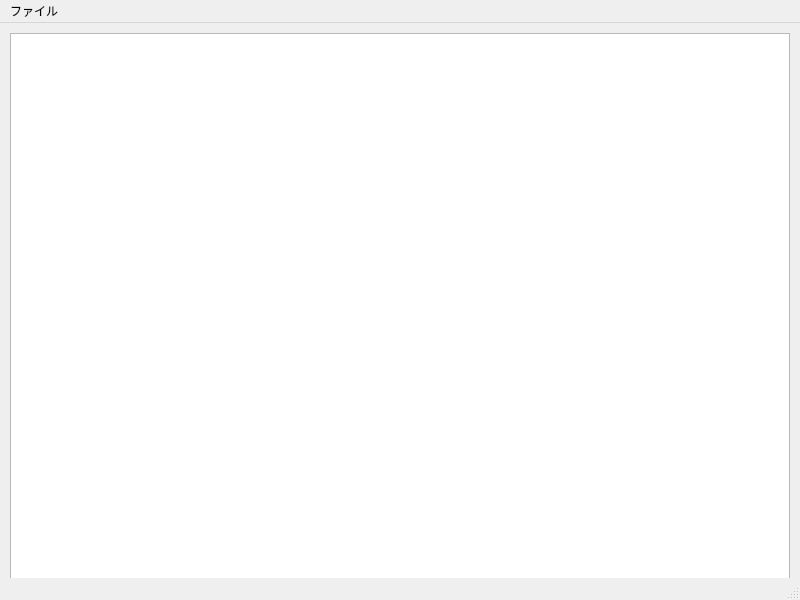
First picture: the form in mainwindow.ui, repository ROMEKANA/TimeTable, before the edit.
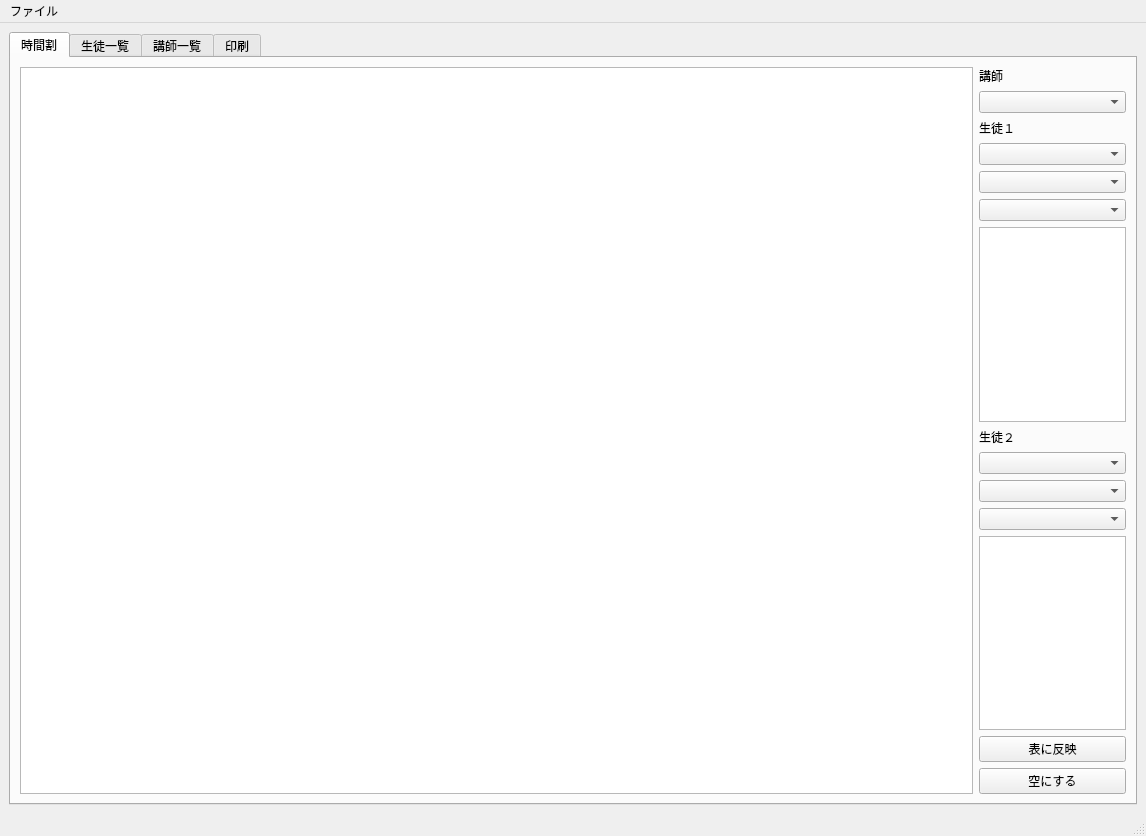
Second picture: the form after the edit.

Commit message: Add tabs for schedule, students, teachers, and export functionality

Diff of the .ui file:
```diff
--- a/mainwindow.ui
+++ b/mainwindow.ui
@@ -6,31 +6,185 @@
    <rect>
     <x>0</x>
     <y>0</y>
-    <width>800</width>
-    <height>600</height>
+    <width>1146</width>
+    <height>836</height>
    </rect>
   </property>
   <property name="windowTitle">
    <string>塾時間割表</string>
   </property>
   <widget class="QWidget" name="centralwidget">
-   <widget class="QTableWidget" name="tableView">
-    <property name="geometry">
-     <rect>
-      <x>10</x>
-      <y>10</y>
-      <width>780</width>
-      <height>560</height>
-     </rect>
-    </property>
-   </widget>
+   <layout class="QHBoxLayout" name="horizontalLayout_2">
+    <item>
+     <widget class="QTabWidget" name="mainTabWidget">
+      <property name="sizePolicy">
+       <sizepolicy hsizetype="Expanding" vsizetype="Expanding">
+        <horstretch>0</horstretch>
+        <verstretch>0</verstretch>
+       </sizepolicy>
+      </property>
+      <property name="currentIndex">
+       <number>0</number>
+      </property>
+      <widget class="QWidget" name="scheduleTab">
+       <attribute name="title">
+        <string>時間割</string>
+       </attribute>
+       <layout class="QHBoxLayout" name="horizontalLayout">
+        <item>
+         <layout class="QHBoxLayout" name="horizontalLayout_3" stretch="13,2">
+          <item>
+           <widget class="QTableWidget" name="scheduleTable"/>
+          </item>
+          <item>
+           <layout class="QVBoxLayout" name="verticalLayout">
+            <property name="spacing">
+             <number>6</number>
+            </property>
+            <property name="sizeConstraint">
+             <enum>QLayout::SizeConstraint::SetDefaultConstraint</enum>
+            </property>
+            <item>
+             <widget class="QLabel" name="teacherLabel">
+              <property name="sizePolicy">
+               <sizepolicy hsizetype="Preferred" vsizetype="Fixed">
+                <horstretch>0</horstretch>
+                <verstretch>0</verstretch>
+               </sizepolicy>
+              </property>
+              <property name="text">
+               <string>講師</string>
+              </property>
+              <property name="wordWrap">
+               <bool>false</bool>
+              </property>
+             </widget>
+            </item>
+            <item>
+             <widget class="QComboBox" name="teacherComboBox">
+              <property name="sizePolicy">
+               <sizepolicy hsizetype="Preferred" vsizetype="Fixed">
+                <horstretch>0</horstretch>
+                <verstretch>0</verstretch>
+               </sizepolicy>
+              </property>
+             </widget>
+            </item>
+            <item>
+             <widget class="QLabel" name="student1Label">
+              <property name="sizePolicy">
+               <sizepolicy hsizetype="Preferred" vsizetype="Fixed">
+                <horstretch>0</horstretch>
+                <verstretch>0</verstretch>
+               </sizepolicy>
+              </property>
+              <property name="minimumSize">
+               <size>
+                <width>0</width>
+                <height>0</height>
+               </size>
+              </property>
+              <property name="text">
+               <string>生徒１</string>
+              </property>
+             </widget>
+            </item>
+            <item>
+             <widget class="QComboBox" name="student1ComboBox"/>
+            </item>
+            <item>
+             <widget class="QComboBox" name="student1GradeComboBox"/>
+            </item>
+            <item>
+             <widget class="QComboBox" name="student1SubjectComboBox"/>
+            </item>
+            <item>
+             <widget class="QTextEdit" name="student1MemoTextEdit">
+              <property name="cursor" stdset="0">
+               <cursorShape>IBeamCursor</cursorShape>
+              </property>
+             </widget>
+            </item>
+            <item>
+             <widget class="QLabel" name="student2Label">
+              <property name="sizePolicy">
+               <sizepolicy hsizetype="Preferred" vsizetype="Fixed">
+                <horstretch>0</horstretch>
+                <verstretch>0</verstretch>
+               </sizepolicy>
+              </property>
+              <property name="minimumSize">
+               <size>
+                <width>0</width>
+                <height>0</height>
+               </size>
+              </property>
+              <property name="text">
+               <string>生徒２</string>
+              </property>
+             </widget>
+            </item>
+            <item>
+             <widget class="QComboBox" name="student2ComboBox"/>
+            </item>
+            <item>
+             <widget class="QComboBox" name="student2GradeComboBox"/>
+            </item>
+            <item>
+             <widget class="QComboBox" name="student2SubjectComboBox"/>
+            </item>
+            <item>
+             <widget class="QTextEdit" name="student2MemoTextEdit">
+              <property name="cursor" stdset="0">
+               <cursorShape>IBeamCursor</cursorShape>
+              </property>
+             </widget>
+            </item>
+            <item>
+             <widget class="QPushButton" name="applyCellButton">
+              <property name="text">
+               <string>表に反映</string>
+              </property>
+             </widget>
+            </item>
+            <item>
+             <widget class="QPushButton" name="clearCellButton">
+              <property name="text">
+               <string>空にする</string>
+              </property>
+             </widget>
+            </item>
+           </layout>
+          </item>
+         </layout>
+        </item>
+       </layout>
+      </widget>
+      <widget class="QWidget" name="studentTab">
+       <attribute name="title">
+        <string>生徒一覧</string>
+       </attribute>
+      </widget>
+      <widget class="QWidget" name="teacherTab">
+       <attribute name="title">
+        <string>講師一覧</string>
+       </attribute>
+      </widget>
+      <widget class="QWidget" name="exportTab">
+       <attribute name="title">
+        <string>印刷</string>
+       </attribute>
+      </widget>
+     </widget>
+    </item>
+   </layout>
   </widget>
   <widget class="QMenuBar" name="menubar">
    <property name="geometry">
     <rect>
      <x>0</x>
      <y>0</y>
-     <width>800</width>
+     <width>1146</width>
      <height>21</height>
     </rect>
    </property>
```
The commit also changes 5 other files.
